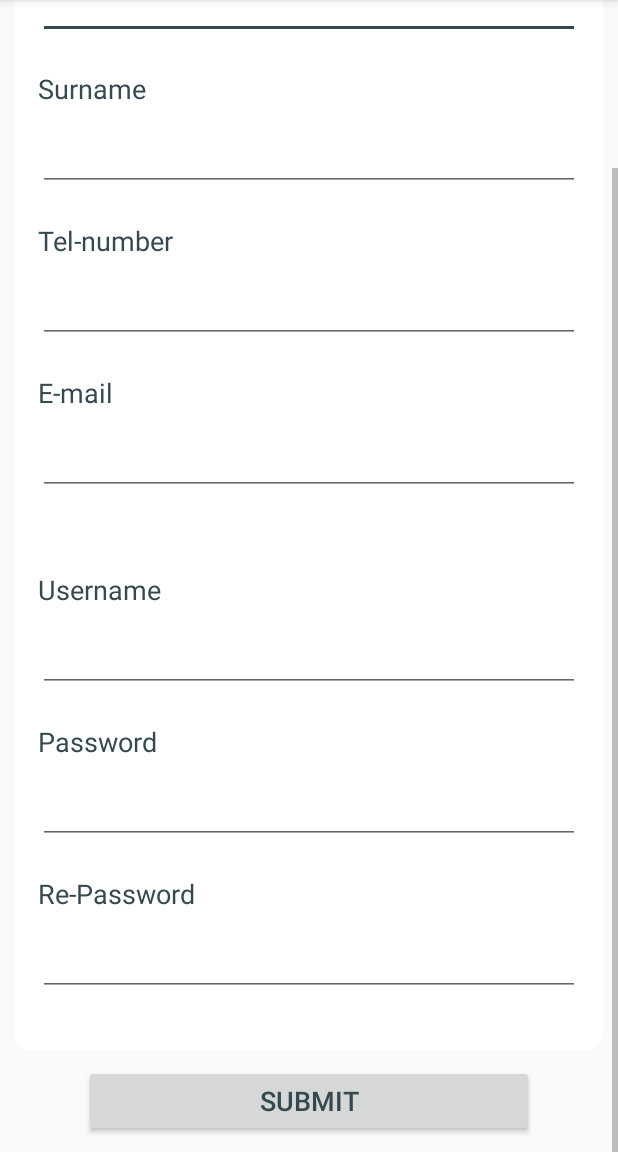
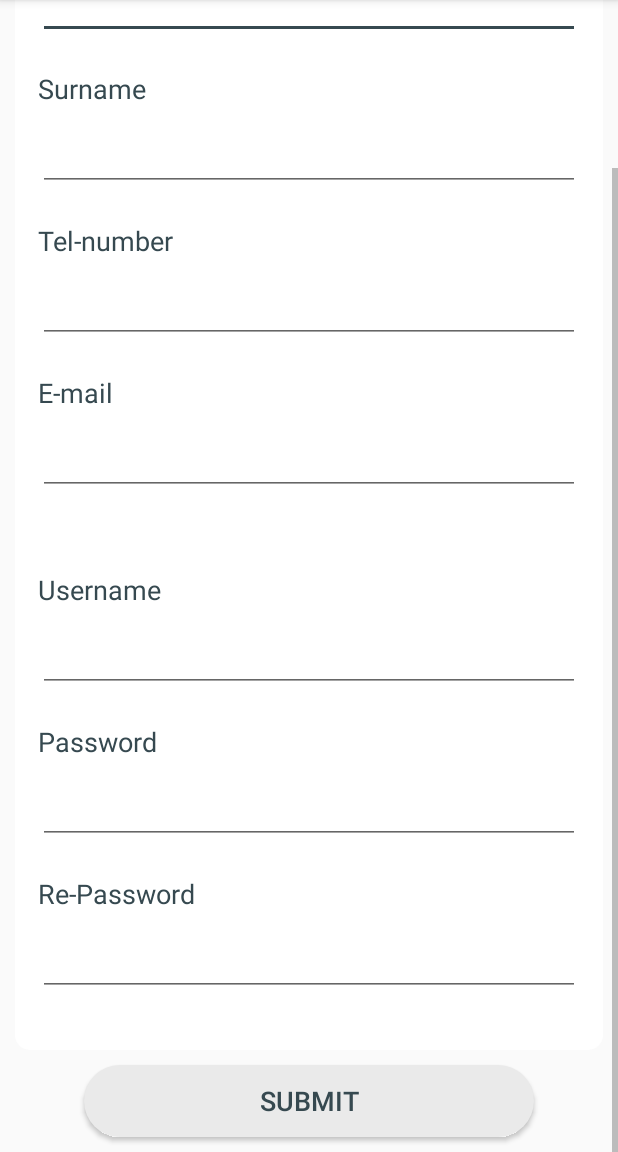
Before and after one commit to harajuku789/Parka, an Android app: the RegisterActivity screen opened directly, with no data from a screen before it, scrolled down 130 dp, on a phone screen of 412 x 824 dp, the part 84-1236 px from its top. Run offline under Robolectric (Android 15) with nearby library versions, the phone set to English and light mode, and no system bars; libraries missing offline, so code that uses them is left out: libs.mjn.prettydialog.

Commit message:
add bg to username password field and change bg all of button.

```diff
--- /dev/null
+++ b/app/src/main/res/drawable/bg_radius_btn.xml
@@ -0,0 +1,5 @@
+<?xml version="1.0" encoding="utf-8"?>
+<shape xmlns:android="http://schemas.android.com/apk/res/android" android:shape="rectangle">
+    <solid android:color="@color/colorPrimary"/>
+    <corners android:radius="50dp"/>
+</shape>
--- /dev/null
+++ b/app/src/main/res/drawable/bg_radius_field.xml
@@ -0,0 +1,5 @@
+<?xml version="1.0" encoding="utf-8"?>
+<shape xmlns:android="http://schemas.android.com/apk/res/android" android:shape="rectangle">
+    <solid android:color="@color/bg_color"/>
+    <corners android:radius="50dp"/>
+</shape>
--- a/app/src/main/res/drawable/message_box.xml
+++ b/app/src/main/res/drawable/message_box.xml
@@ -2,7 +2,7 @@
 <shape xmlns:android="http://schemas.android.com/apk/res/android"
     android:shape="rectangle">
 
-    <solid android:color="#ece5d2"/>
+    <solid android:color="@color/message_color"/>
     <corners android:radius="@dimen/shape_radius"/>
 
 </shape>
--- a/app/src/main/res/layout/activity_main.xml
+++ b/app/src/main/res/layout/activity_main.xml
@@ -32,6 +32,9 @@
             android:layout_height="wrap_content"
             android:layout_gravity="center"
             android:inputType="text"
+            android:background="@drawable/bg_radius_field"
+            android:padding="@dimen/padd_field"
+            android:layout_marginBottom="@dimen/margin_buttom_field"
             android:hint="@string/hint_username" />
 
         <EditText
@@ -40,6 +43,8 @@
             android:layout_height="wrap_content"
             android:layout_gravity="center"
             android:inputType="textPassword"
+            android:background="@drawable/bg_radius_field"
+            android:padding="@dimen/padd_field"
             android:hint="@string/hint_password"/>
 
     </LinearLayout>
@@ -51,6 +56,7 @@
         android:layout_width="@dimen/editText_width"
         android:layout_height="wrap_content"
         android:layout_marginTop="@dimen/btn_margin_top"
+        android:background="@drawable/bg_radius_btn"
         android:text="@string/btn_text_login"
         android:enabled="false"
         android:onClick="Login"
--- a/app/src/main/res/layout/activity_register.xml
+++ b/app/src/main/res/layout/activity_register.xml
@@ -13,18 +13,17 @@
 
         <LinearLayout
             android:layout_width="match_parent"
-            android:layout_height="wrap_content"
+            android:layout_height="match_parent"
             android:orientation="vertical">
 
             <LinearLayout
                 android:layout_width="match_parent"
                 android:layout_height="match_parent"
-                android:orientation="vertical"
-                android:layout_marginBottom="@dimen/first_margin_buttom">
+                android:orientation="vertical">
 
                 <LinearLayout
                     android:layout_width="match_parent"
-                    android:layout_height="wrap_content"
+                    android:layout_height="match_parent"
                     android:layout_margin="@dimen/first_layout_margin"
                     android:background="@drawable/bg_radius_white"
                     android:gravity="center_horizontal"
@@ -193,17 +192,19 @@
 
                 </LinearLayout>
 
+            </LinearLayout>
+
             <Button
                 android:id="@+id/btnRegisSubmit"
                 style="@style/header_font_size_title"
+                android:background="@drawable/bg_radius_btn"
                 android:layout_width="@dimen/editText_width"
                 android:layout_height="wrap_content"
                 android:layout_gravity="center"
+                android:layout_marginBottom="@dimen/margin_buttom_field"
                 android:text="@string/btn_submit_register"
                 android:onClick="RegisterSubmit"
                 tools:ignore="OnClick" />
-
-            </LinearLayout>
 
         </LinearLayout>
 
--- a/app/src/main/res/values/colors.xml
+++ b/app/src/main/res/values/colors.xml
@@ -6,4 +6,5 @@
     <color name="bg_color">#f2f2f2</color>
     <color name="alpha_color">#00000000</color>
     <color name="bg_btn_menu">#FFFFFF</color>
+    <color name="message_color">#ece5d2</color>
 </resources>
--- a/app/src/main/res/values/dimens.xml
+++ b/app/src/main/res/values/dimens.xml
@@ -17,5 +17,7 @@
     <dimen name="first_margin_buttom">10dp</dimen>
     <dimen name="padd_nav_name">5dp</dimen>
     <dimen name="height_nav_head">150dp</dimen>
+    <dimen name="padd_field">10dp</dimen>
+    <dimen name="margin_buttom_field">10dp</dimen>
 
 </resources>
```
Lines whose indentation alone changed are shown as unchanged.
